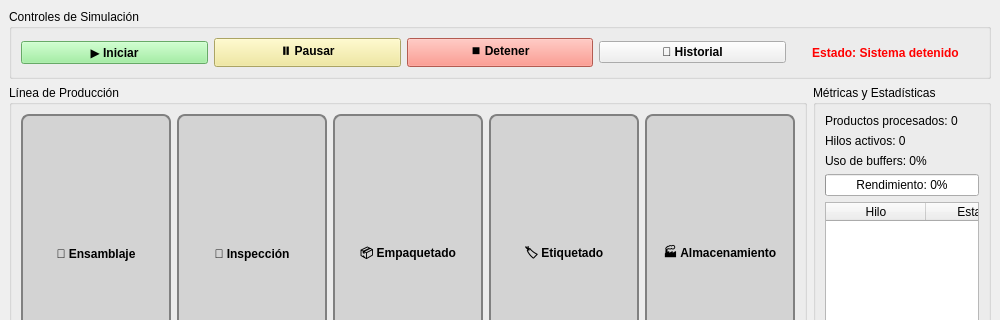
The window that mainwindow.ui (Jose01R/Proyecto---Line-Production) describes before a commit, drawn with Qt 5; both pictures show x 0 to 1000 and y 0 to 320 of the 1000 by 700 pixel window.
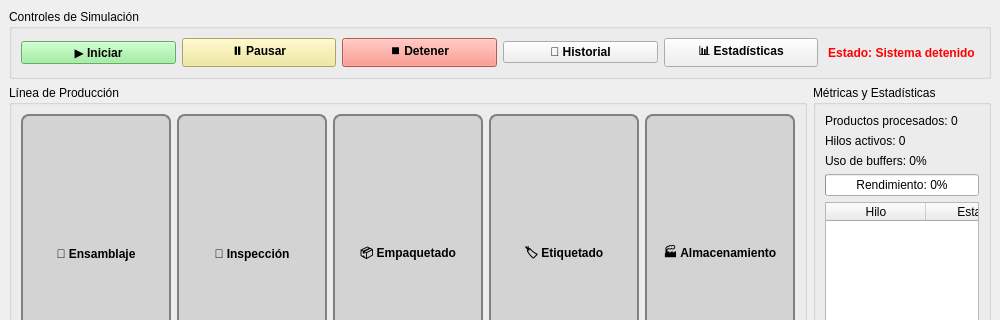
The same window after the commit.

```diff
--- a/mainwindow.ui
+++ b/mainwindow.ui
@@ -64,6 +64,16 @@
          </property>
         </widget>
        </item>
+       <item>
+           <widget class="QPushButton" name="pushButton_Stats">
+               <property name="text">
+                   <string>📊 Estadísticas</string>
+               </property>
+               <property name="styleSheet">
+                   <string notr="true">font-weight: bold;</string>
+               </property>
+           </widget>
+       </item>
 
        <item>
         <widget class="QLabel" name="label_Status">
```
